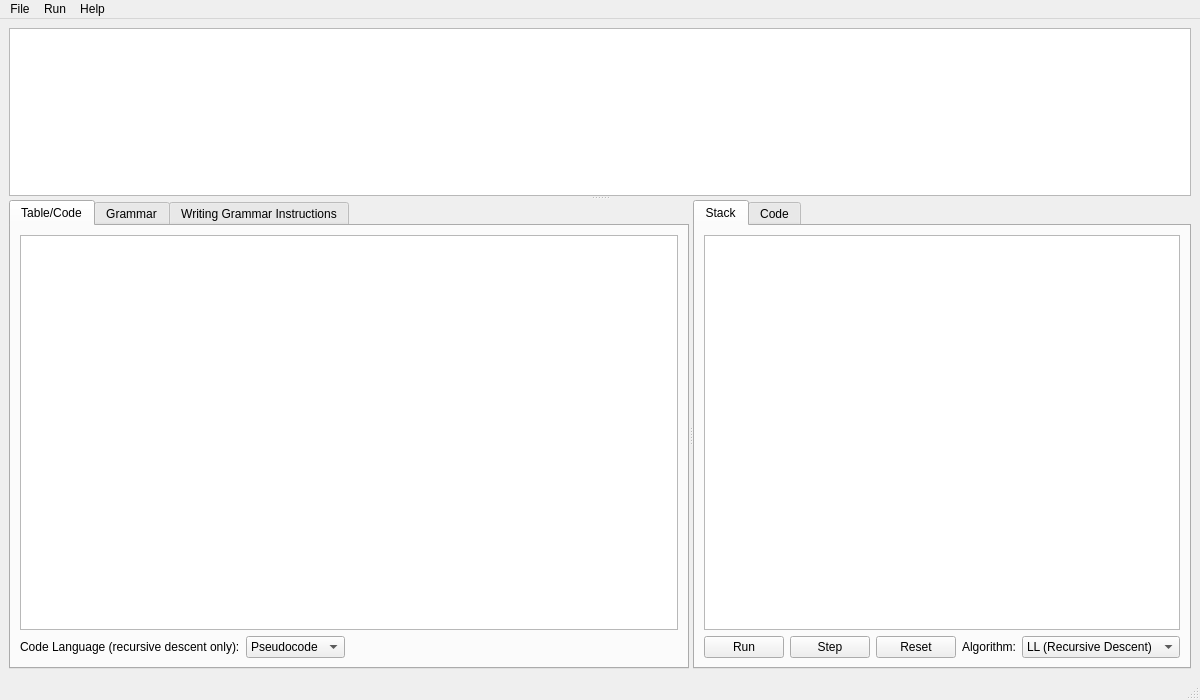
Qt form Window.ui (lzeltser/ParseTreeVisualizer-Python) before a commit.
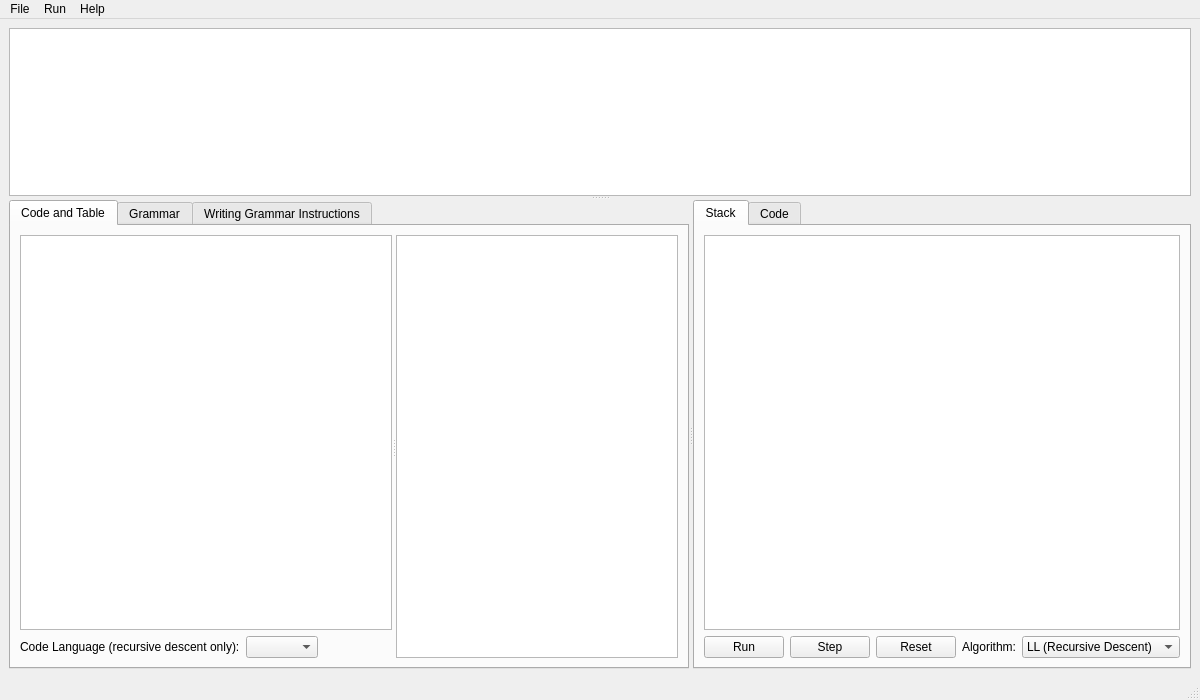
The same form after that commit.

The edit to the form file:
```diff
--- a/Window.ui
+++ b/Window.ui
@@ -50,18 +50,21 @@
         </property>
         <widget class="QWidget" name="TableTab">
          <attribute name="title">
-          <string>Table/Code</string>
+          <string>Code and Table</string>
          </attribute>
          <layout class="QVBoxLayout" name="verticalLayout_5">
           <item>
-           <widget class="QTextBrowser" name="TableBox">
-            <property name="lineWrapMode">
-             <enum>QTextEdit::LineWrapMode::NoWrap</enum>
+           <widget class="QSplitter" name="TableTabSplitter">
+            <property name="orientation">
+             <enum>Qt::Orientation::Horizontal</enum>
             </property>
-           </widget>
+            <widget class="QWidget" name="layoutWidget">
+             <layout class="QVBoxLayout" name="CodeBoxLayout">
+              <item>
+               <widget class="QTextBrowser" name="CodeBox"/>
           </item>
           <item>
-           <layout class="QHBoxLayout" name="horizontalLayout_2">
+               <layout class="QHBoxLayout" name="CodeBoxBottom">
             <item>
              <widget class="QLabel" name="RDCodeLabel">
               <property name="sizePolicy">
@@ -83,21 +86,6 @@
                 <verstretch>0</verstretch>
                </sizepolicy>
               </property>
-              <item>
-               <property name="text">
-                <string>Pseudocode</string>
-               </property>
-              </item>
-              <item>
-               <property name="text">
-                <string>C</string>
-               </property>
-              </item>
-              <item>
-               <property name="text">
-                <string>Python</string>
-               </property>
-              </item>
              </widget>
             </item>
             <item>
@@ -114,6 +102,11 @@
              </spacer>
             </item>
            </layout>
+              </item>
+             </layout>
+            </widget>
+            <widget class="QTableWidget" name="TableBox"/>
+           </widget>
           </item>
          </layout>
         </widget>
```
Left out of the diff: 27 changed lines with no effect on the pictures. Lines whose indentation alone changed are shown as unchanged.
